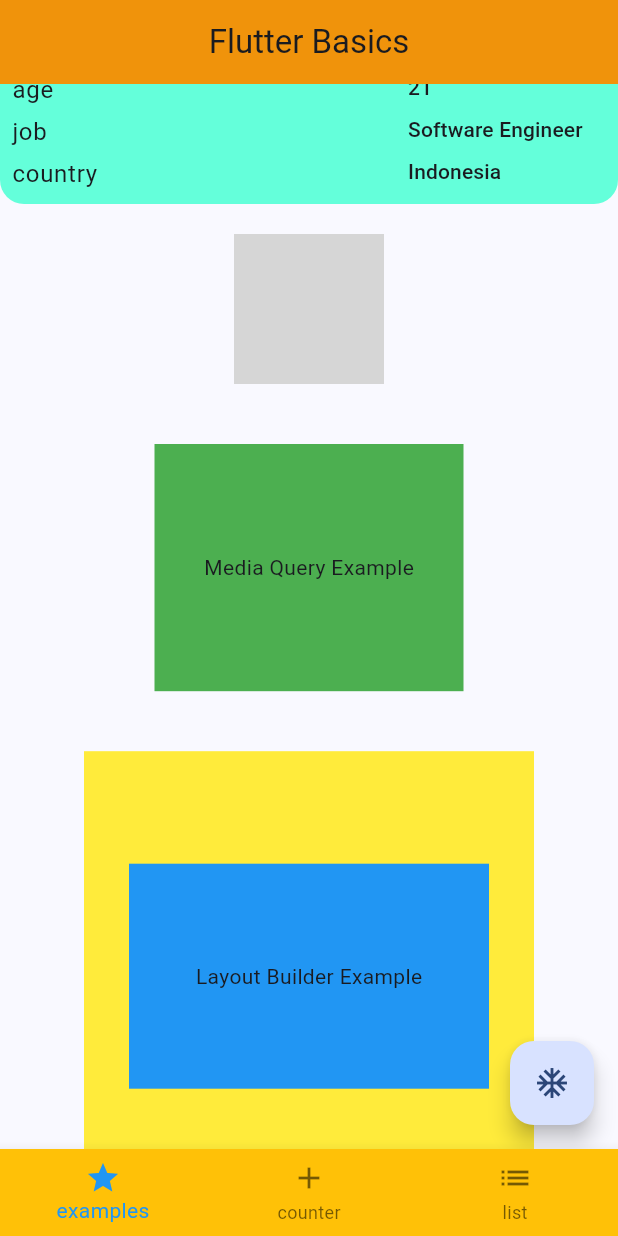
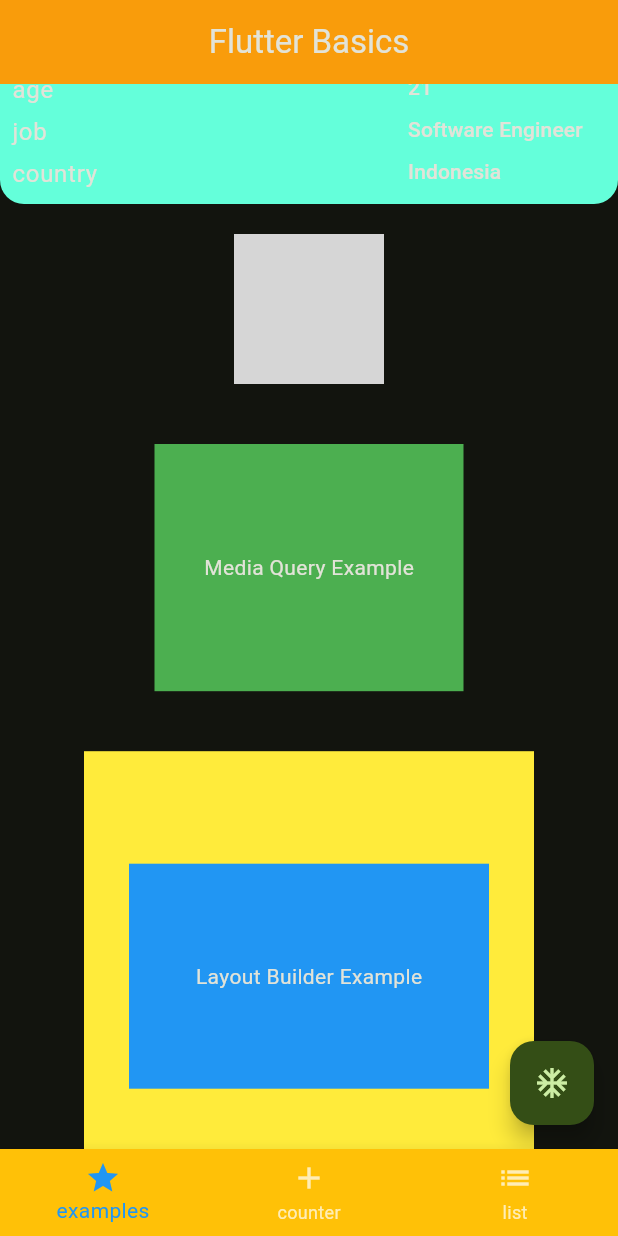
Before and after one commit to StevanusPangau/Belajar-Flutter, a Flutter app: the screen it shows after launch, scrolled down 576 dp, after a tap on the "ac unit" icon, on a phone screen of 412 x 824 dp. Run offline on Flutter 3.47's test engine with Material 3 defaults, Android fonts, the phone set to English and light mode, and no system bars; network calls fail; grey boxes are pictures that could not be loaded.

Commit message:
Theme service - state management with provider

```diff
--- /dev/null
+++ b/2_flutter/lib/application/theme_service.dart
@@ -0,0 +1,10 @@
+import 'package:flutter/material.dart';
+
+class ThemeService extends ChangeNotifier {
+  bool isDarkModeOn = false;
+
+  void toggleTheme() {
+    isDarkModeOn = !isDarkModeOn;
+    notifyListeners();
+  }
+}
--- a/2_flutter/lib/main.dart
+++ b/2_flutter/lib/main.dart
@@ -1,11 +1,16 @@
 import 'package:basics/12_route-buttom-navigation.dart';
+import 'package:basics/application/theme_service.dart';
 import 'package:basics/presentation/navigation_example_screen/screen_one.dart';
 import 'package:basics/presentation/navigation_example_screen/screen_two.dart';
 import 'package:basics/theme.dart';
 import 'package:flutter/material.dart';
+import 'package:provider/provider.dart';
 
 void main() {
-  runApp(const MyApp());
+  runApp(ChangeNotifierProvider(
+    create: (context) => ThemeService(),
+    child: const MyApp(),
+  ));
 }
 
 class MyApp extends StatelessWidget {
@@ -13,17 +18,32 @@ class MyApp extends StatelessWidget {
 
   @override
   Widget build(BuildContext context) {
+    return Consumer<ThemeService>(builder: (context, themeService, child) {
       return MaterialApp(
-        // ? gunakan themeMode untuk mengatur tema aplikasi jika ingin tes dark/light theme
-        // themeMode: ThemeMode.dark,
+          themeMode:
+              themeService.isDarkModeOn ? ThemeMode.dark : ThemeMode.light,
           theme: AppTheme.lighTheme,
           darkTheme: AppTheme.darkTheme,
           home: const RouteButtomNavigation(),
-        // ? membuat route name
           routes: <String, WidgetBuilder>{
             '/root': (BuildContext context) => const RouteButtomNavigation(),
             '/screenOne': (BuildContext context) => const ScreenOne(),
             '/screenTwo': (BuildContext context) => const ScreenTwo(),
           });
+    });
+
+    // * Data lama
+    // return MaterialApp(
+    //     // ? gunakan themeMode untuk mengatur tema aplikasi jika ingin tes dark/light theme
+    //     // themeMode: ThemeMode.dark,
+    //     theme: AppTheme.lighTheme,
+    //     darkTheme: AppTheme.darkTheme,
+    //     home: const RouteButtomNavigation(),
+    //     // ? membuat route name
+    //     routes: <String, WidgetBuilder>{
+    //       '/root': (BuildContext context) => const RouteButtomNavigation(),
+    //       '/screenOne': (BuildContext context) => const ScreenOne(),
+    //       '/screenTwo': (BuildContext context) => const ScreenTwo(),
+    //     });
   }
 }
--- a/2_flutter/lib/presentation/widget_examples/widget_examples_screen.dart
+++ b/2_flutter/lib/presentation/widget_examples/widget_examples_screen.dart
@@ -1,4 +1,5 @@
 import 'package:basics/08_widget_layout-builder.dart';
+import 'package:basics/application/theme_service.dart';
 import 'package:basics/presentation/components/custom_button.dart';
 import 'package:basics/presentation/widget_examples/widgets/another_picture.dart';
 import 'package:basics/presentation/widget_examples/widgets/button_examples.dart';
@@ -8,6 +9,7 @@ import 'package:basics/presentation/widget_examples/widgets/layout_builder_examp
 import 'package:basics/presentation/widget_examples/widgets/person.dart';
 import 'package:basics/presentation/widget_examples/widgets/row_expanded_example.dart';
 import 'package:flutter/material.dart';
+import 'package:provider/provider.dart';
 
 class WidgetExamplesScreen extends StatelessWidget {
   const WidgetExamplesScreen({super.key});
@@ -82,7 +84,10 @@ class WidgetExamplesScreen extends StatelessWidget {
         ),
         floatingActionButton: FloatingActionButton(
           onPressed: () {
-            debugPrint('FAB clicked');
+            // debugPrint('FAB clicked');
+
+            // ? mengubah tema menggunakan provider
+            Provider.of<ThemeService>(context, listen: false).toggleTheme();
           },
           child: const Icon(Icons.ac_unit),
         ));
--- a/2_flutter/pubspec.yaml
+++ b/2_flutter/pubspec.yaml
@@ -30,6 +30,7 @@ environment:
 dependencies:
   flutter:
     sdk: flutter
+  provider: ^6.1.1
 
   # The following adds the Cupertino Icons font to your application.
   # Use with the CupertinoIcons class for iOS style icons.
```
Also changed, not shown: 2_flutter/pubspec.lock. Lines whose indentation alone changed are shown as unchanged.
